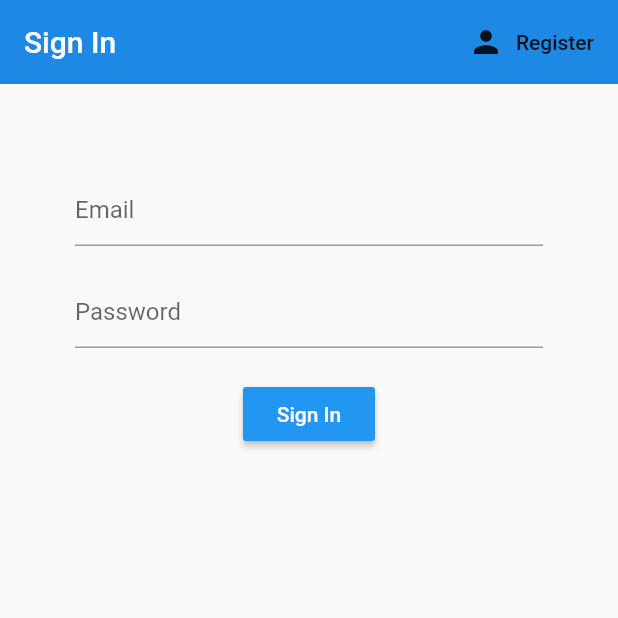
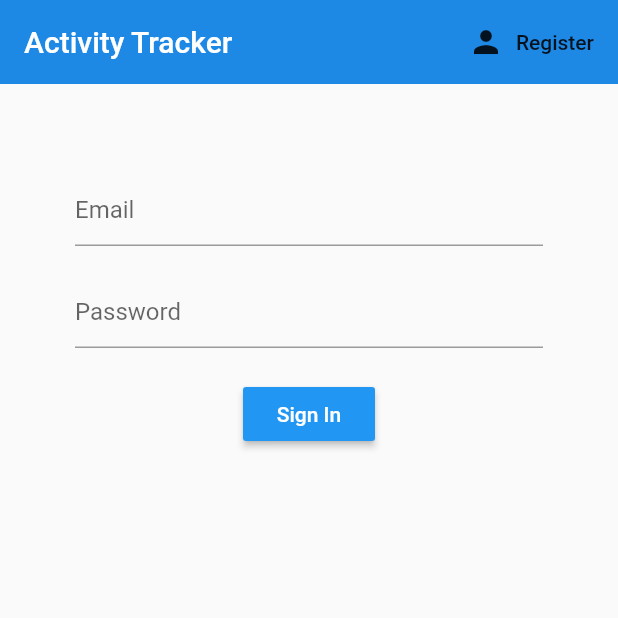
Before and after one commit to TharindaDilshan/Employee_Activity_Tracker, a Flutter app: the screen it shows after launch, on a phone screen of 412 x 824 dp, the top half of it. Run offline on Flutter 3.47's test engine with Material 2 defaults, Android fonts, the phone set to English and light mode, and no system bars; our stand-ins replace cloud_firestore, firebase_auth, flutter_spinkit; accounts and stored records are empty.

Commit message:
bugs fixed

```diff
--- a/lib/screens/authenticate/sign_in.dart
+++ b/lib/screens/authenticate/sign_in.dart
@@ -27,7 +27,7 @@ class _SignInState extends State<SignIn> {
       appBar: AppBar(
         backgroundColor: Colors.blue[600],
         elevation: 0.0,
-        title: Text('Sign In'),
+        title: Text('Activity Tracker'),
         actions: <Widget>[
           FlatButton.icon(
             icon: Icon(Icons.person),
--- a/lib/screens/home/home.dart
+++ b/lib/screens/home/home.dart
@@ -31,7 +31,7 @@ class Home extends StatelessWidget {
           elevation: 0.0,
           actions: <Widget>[
             FlatButton.icon(
-              icon: Icon(Icons.person),
+              icon: Icon(Icons.exit_to_app),
               onPressed: () async {
                 await _auth.signout();
               },
```
